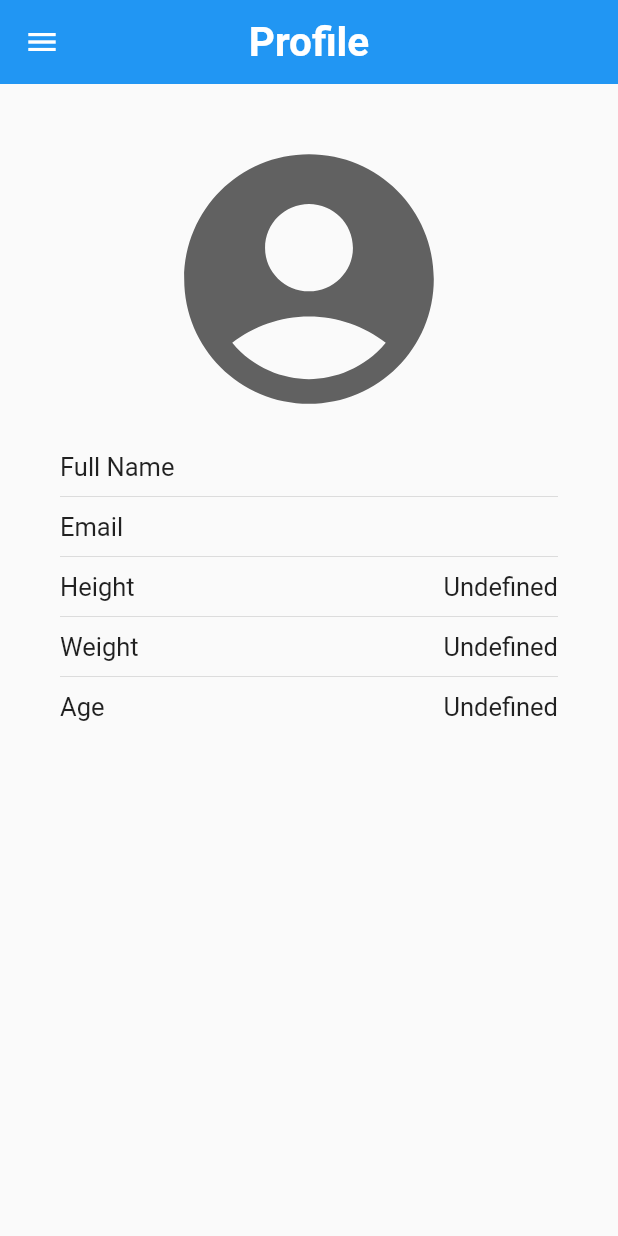
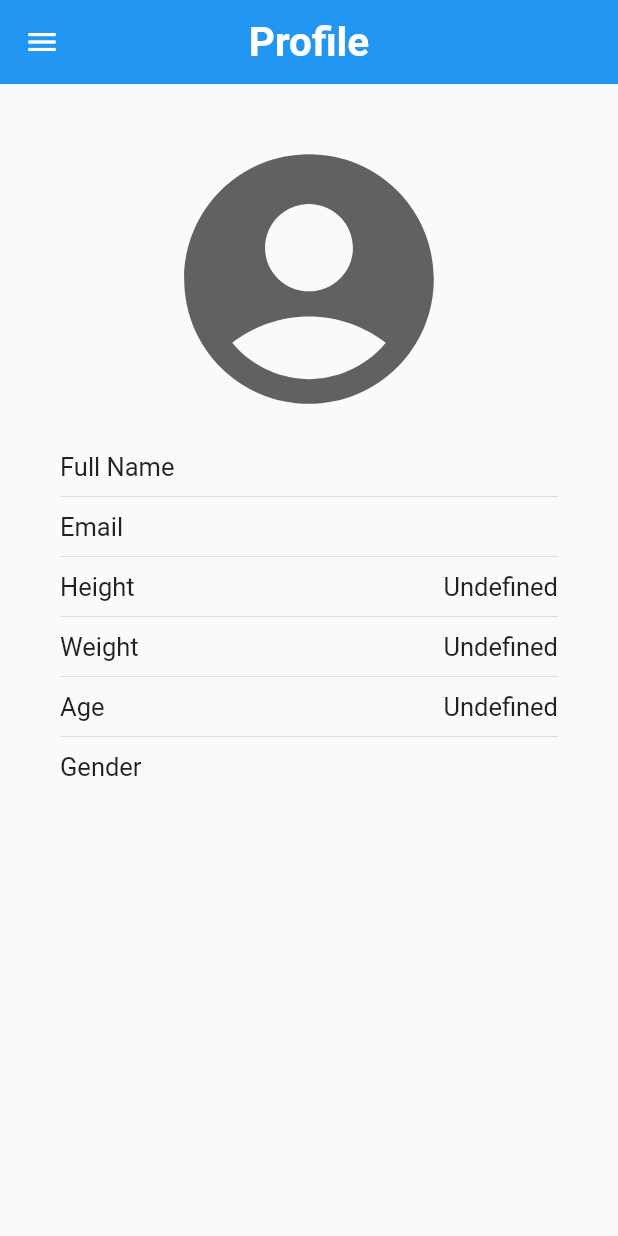
Before and after one commit to Zrn-code/Disease-Prediction-App, a Flutter app: the ProfilePage screen opened directly with empty values, on a phone screen of 412 x 824 dp. Run offline on Flutter 3.47's test engine with Material 2 defaults, Android fonts, the phone set to English and light mode, and no system bars; our stand-ins replace cloud_firestore, firebase_auth, firebase_core, shared_preferences; accounts and stored records are empty.

Commit message:
add initial gender data

```diff
--- a/lib/pages/profile_page.dart
+++ b/lib/pages/profile_page.dart
@@ -17,7 +17,8 @@ class ProfilePage extends StatefulWidget {
       required this.userName,
       required this.age,
       required this.height,
-      required this.weight})
+      required this.weight,
+      required this.gender})
       : super(key: key);
 
   @override
@@ -237,6 +238,22 @@ class _ProfilePageState extends State<ProfilePage> {
                   )
               ],
             ),
+            const Divider(
+              height: 20,
+            ),
+            Row(
+              mainAxisAlignment: MainAxisAlignment.spaceBetween,
+              children: [
+                const Text(
+                  "Gender",
+                  style: TextStyle(fontSize: 17),
+                ),
+                Text(
+                  widget.gender,
+                  style: const TextStyle(fontSize: 17),
+                )
+              ],
+            ),
           ],
         ),
       ),
--- a/lib/services/database_service.dart
+++ b/lib/services/database_service.dart
@@ -16,17 +16,18 @@ class DatabaseService {
       "height": 0,
       "weight": 0,
       "age": 0,
+      "gender": -1,
       "uid": uid,
     });
   }
 
-  Future initialUserData(double height, double weight, int age) async {
+  Future initialUserData(
+      double height, double weight, int age, String gender) async {
     return await userCollection.doc(uid).update({
       "height": height,
       "weight": weight,
       "age": age,
-      //"gender": gender,
-      "uid": uid,
+      "gender": gender,
     });
   }
 
@@ -48,6 +49,21 @@ class DatabaseService {
       print('Error getting age: $e');
       // Return a default value or rethrow the exception
       return 0;
+    }
+  }
+
+  Future<String> getGender(String email) async {
+    QuerySnapshot snapshot =
+        await userCollection.where("email", isEqualTo: email).get();
+    QueryDocumentSnapshot firstDocumentSnapshot = snapshot.docs[0];
+    try {
+      String gender = firstDocumentSnapshot.get('gender');
+      return gender;
+    } catch (e) {
+      // Handle the exception here
+      print('Error getting age: $e');
+      // Return a default value or rethrow the exception
+      return "Undefined";
     }
   }
 
```
Also changed, not shown: lib/pages/main_page.dart (+39 -46 lines).
